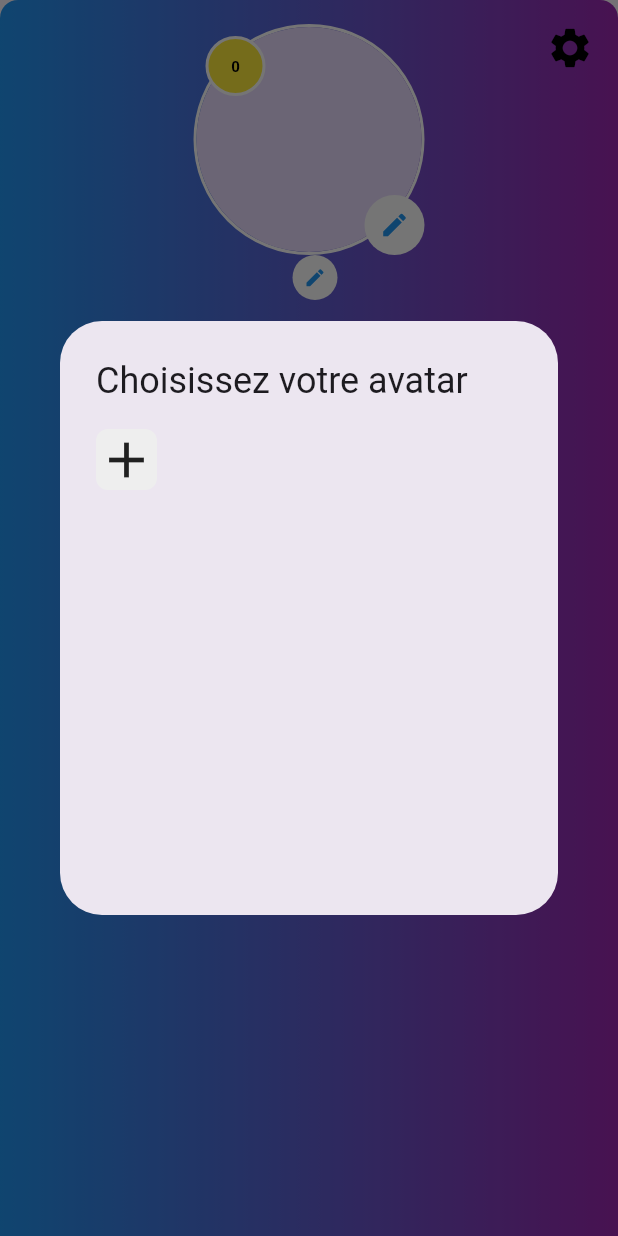
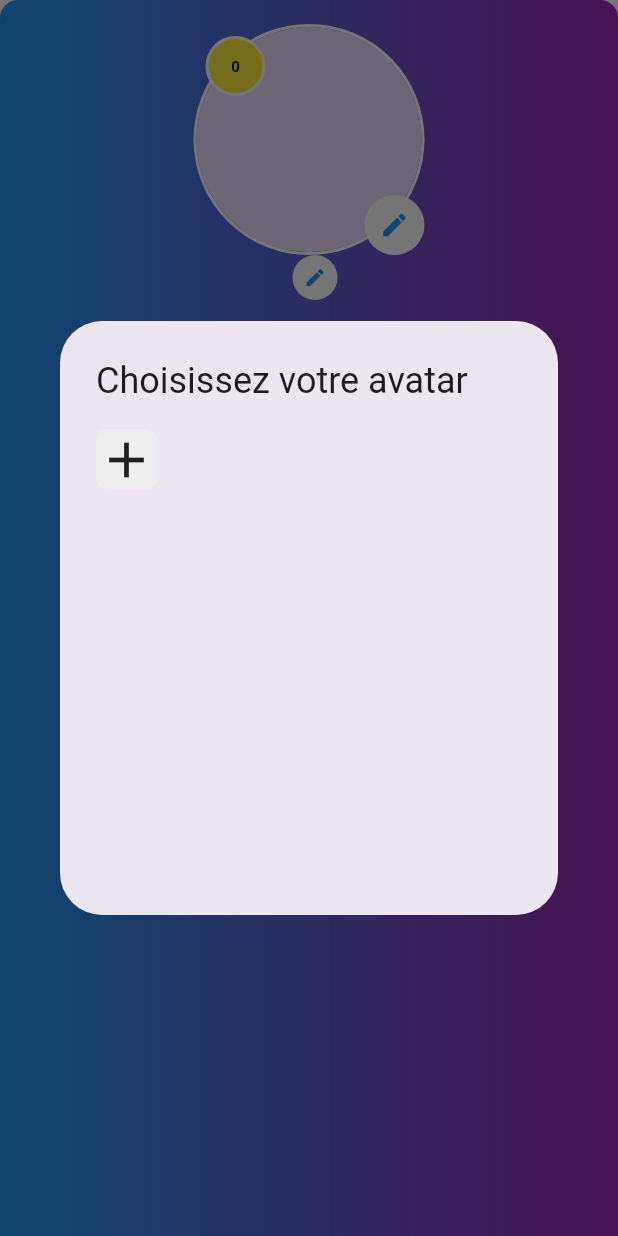
Before and after one commit to ArmanLidder/QuizApp, a Flutter app: the ProfileCard widget shown alone on an empty page, opened directly, after a tap on the "edit" icon, on a phone screen of 412 x 824 dp. Run offline on Flutter 3.47's test engine with Material 3 defaults, Android fonts, the phone set to English and light mode, and no system bars; our stand-ins replace audioplayers, cloud_firestore, firebase_auth, firebase_core, firebase_storage, fl_chart and 7 more; missing offline and left inert: dart:ffi; accounts and stored records are empty; generated files the repository leaves out were written again; network calls fail.

Commit message:
settings déménagés vers la appBar

```diff
--- a/projet/client_leger/polyquiz/lib/widgets/store_widgets/storeItems.dart
+++ b/projet/client_leger/polyquiz/lib/widgets/store_widgets/storeItems.dart
@@ -96,7 +96,6 @@ class RewardImageItem extends StatelessWidget {
   final num cost;
   final String source; // New field for image source
   final Future<void> Function() onBuy;
-  final num minPrestige;
   final num minLevel;
 
   const RewardImageItem({
@@ -107,7 +106,6 @@ class RewardImageItem extends StatelessWidget {
     required this.source,
     required this.onBuy,
     required this.minLevel,
-    required this.minPrestige
   }) : super(key: key);
 
   @override
--- a/projet/client_leger/polyquiz/lib/widgets/store_widgets/storeLists.dart
+++ b/projet/client_leger/polyquiz/lib/widgets/store_widgets/storeLists.dart
@@ -102,7 +102,6 @@ class RewardImageStoreList extends StatelessWidget {
         cost: item["cost"],
         source: item["source"], // New field for image source
         minLevel: item["minLevel"],
-        minPrestige: item["minPrestige"],
         onBuy: () async =>  {await storeService.buy(userId, item["id"])},
       );
       items.add(widget);
--- a/projet/client_leger/polyquiz/lib/widgets/user_widget/ProfileCard.dart
+++ b/projet/client_leger/polyquiz/lib/widgets/user_widget/ProfileCard.dart
@@ -216,30 +216,6 @@ class ProfileCard extends StatelessWidget {
               ),
             ),
           ),
-          Positioned(
-            top: 16,  // Add padding from the top
-            right: 16,
-            child: GestureDetector(
-              onTap: () {
-                showDialog(
-                  context: context,
-                  builder: (BuildContext context) {
-                    return Dialog(
-                      shape: RoundedRectangleBorder(
-                        borderRadius: BorderRadius.circular(12.0),
-                      ),
-                      child: SettingsPopup(), // Your custom settings popup widget
-                    );
-                  },
-                );
-              },
-              child: Icon(
-                Icons.settings, // Black line gear icon
-                color: themeService.mainAccent.value,
-                size: 32, // Adjust size as needed
-              ),
-            ),
-          ),
         ],
       );
     });
--- a/projet/client_leger/polyquiz/lib/widgets/user_widget/starComponent.dart
+++ b/projet/client_leger/polyquiz/lib/widgets/user_widget/starComponent.dart
@@ -66,11 +66,11 @@ class StarCardGrid extends StatelessWidget {
   Widget build(BuildContext context) {
     return Obx(
             () {
+              print("starComponent build called");
+
               List achievementsList = LoggedInUserService.instance.observableAchievement.value;
 
               final List<String> labels = profileText['ALL_ACHIEVEMENTS'] as List<String>;
-              print('${TranslationService.instance.languageValue}');
-
               // Determine how many cards can fit in a row
               final double screenWidth = MediaQuery
                   .of(context)
```
Also changed, not shown: projet/client_leger/polyquiz/lib/pages/home_page.dart (+6 -1 lines), projet/client_leger/polyquiz/lib/widgets/fancyAppBar.dart (+25 -2 lines).
